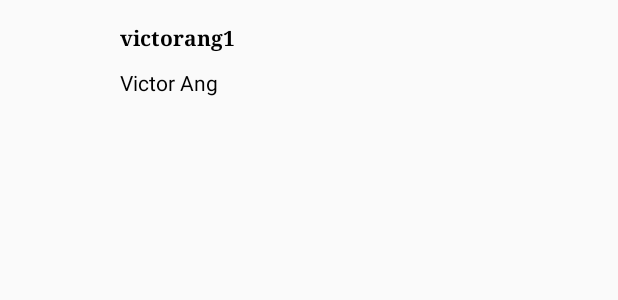
After one commit to victorang1/github-user-app, an Android app: the layout user_detail_item_layout.xml on its own in the app's theme, with its tools: preview values and no code run, on a phone screen of 412 x 824 dp. The commit adds this screen. Shown: the top 300 px of the screen. Run offline under Robolectric (Android 15) with nearby library versions, the phone set to English and light mode, and no system bars.

Commit message:
adding user github item layout

```diff
--- a/app/build.gradle
+++ b/app/build.gradle
@@ -35,6 +35,7 @@ dependencies {
     implementation 'androidx.core:core-ktx:1.3.1'
     implementation 'androidx.appcompat:appcompat:1.2.0'
     implementation 'androidx.constraintlayout:constraintlayout:2.0.1'
+    implementation 'com.google.android.material:material:1.3.0-alpha02'
     testImplementation 'junit:junit:4.12'
     androidTestImplementation 'androidx.test.ext:junit:1.1.2'
     androidTestImplementation 'androidx.test.espresso:espresso-core:3.3.0'
--- /dev/null
+++ b/app/src/main/res/layout/user_detail_item_layout.xml
@@ -0,0 +1,61 @@
+<?xml version="1.0" encoding="utf-8"?>
+<layout xmlns:android="http://schemas.android.com/apk/res/android"
+    xmlns:app="http://schemas.android.com/apk/res-auto"
+    xmlns:tools="http://schemas.android.com/tools">
+
+    <data>
+        <variable
+            name="user"
+            type="com.example.githubuserapp.model.GithubUser" />
+    </data>
+
+    <androidx.constraintlayout.widget.ConstraintLayout
+        android:layout_width="match_parent"
+        android:layout_height="wrap_content"
+        android:padding="@dimen/dimen_8dp"
+        >
+
+        <de.hdodenhof.circleimageview.CircleImageView
+            android:id="@+id/civ_avatar"
+            android:layout_width="@dimen/image_sm_size"
+            android:layout_height="@dimen/image_sm_size"
+            app:layout_constraintTop_toTopOf="parent"
+            app:layout_constraintLeft_toLeftOf="parent"
+            app:layout_constraintBottom_toBottomOf="parent"
+            />
+
+        <TextView
+            android:id="@+id/tv_username"
+            android:layout_width="0dp"
+            android:layout_height="wrap_content"
+            android:layout_marginLeft="@dimen/dimen_8dp"
+            android:fontFamily="serif"
+            app:layout_constraintTop_toTopOf="parent"
+            app:layout_constraintRight_toRightOf="parent"
+            app:layout_constraintBottom_toTopOf="@id/tv_name"
+            app:layout_constraintLeft_toRightOf="@id/civ_avatar"
+            android:textColor="@android:color/black"
+            android:textStyle="bold"
+            android:text="@{user.username}"
+            tools:text="victorang1"
+            />
+
+        <TextView
+            android:id="@+id/tv_name"
+            android:layout_width="0dp"
+            android:layout_height="wrap_content"
+            android:layout_marginTop="@dimen/dimen_4dp"
+            android:layout_marginLeft="@dimen/dimen_8dp"
+            android:fontFamily="sans-serif"
+            app:layout_constraintTop_toBottomOf="@id/tv_username"
+            app:layout_constraintLeft_toRightOf="@id/civ_avatar"
+            app:layout_constraintBottom_toBottomOf="parent"
+            app:layout_constraintRight_toRightOf="parent"
+            android:textColor="@android:color/black"
+            android:text="@{user.name}"
+            tools:text="Victor Ang"
+            />
+
+    </androidx.constraintlayout.widget.ConstraintLayout>
+
+</layout>
--- /dev/null
+++ b/app/src/main/res/values/dimens.xml
@@ -0,0 +1,6 @@
+<?xml version="1.0" encoding="utf-8"?>
+<resources>
+    <dimen name="image_sm_size">64dp</dimen>
+    <dimen name="dimen_8dp">8dp</dimen>
+    <dimen name="dimen_4dp">4dp</dimen>
+</resources>
--- a/app/src/main/res/values/styles.xml
+++ b/app/src/main/res/values/styles.xml
@@ -1,6 +1,6 @@
 <resources>
     <!-- Base application theme. -->
-    <style name="AppTheme" parent="Theme.AppCompat.Light.DarkActionBar">
+    <style name="AppTheme" parent="Theme.MaterialComponents.Light.DarkActionBar.Bridge">
         <!-- Customize your theme here. -->
         <item name="colorPrimary">@color/colorPrimary</item>
         <item name="colorPrimaryDark">@color/colorPrimaryDark</item>
```
Also changed, not shown: app/src/main/java/com/example/githubuserapp/model/GithubUser.kt (added, +18 -0 lines), app/src/main/res/layout/activity_main.xml (+21 -14 lines).
